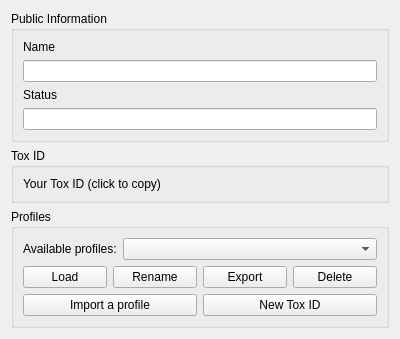
Above: src/widget/form/settings/identitysettings.ui from qTox/qTox before the change. Below: the same form after it.
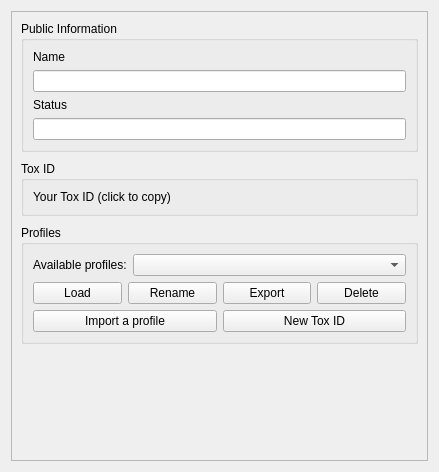
That is the form after the change. Custom widgets are drawn as their Qt base class.

```diff
--- a/src/widget/form/settings/identitysettings.ui
+++ b/src/widget/form/settings/identitysettings.ui
@@ -6,8 +6,8 @@
    <rect>
     <x>0</x>
     <y>0</y>
-    <width>400</width>
-    <height>300</height>
+    <width>439</width>
+    <height>472</height>
    </rect>
   </property>
   <property name="windowTitle">
@@ -15,6 +15,27 @@
   </property>
   <layout class="QVBoxLayout" name="verticalLayout">
    <item>
+    <widget class="QScrollArea" name="scrollArea">
+     <property name="widgetResizable">
+      <bool>true</bool>
+     </property>
+     <property name="alignment">
+      <set>Qt::AlignLeading|Qt::AlignLeft|Qt::AlignTop</set>
+     </property>
+     <widget class="QWidget" name="scrollAreaWidgetContents">
+      <property name="geometry">
+       <rect>
+        <x>0</x>
+        <y>0</y>
+        <width>419</width>
+        <height>452</height>
+       </rect>
+      </property>
+      <layout class="QVBoxLayout" name="verticalLayout_4" stretch="0,0,1">
+       <property name="spacing">
+        <number>9</number>
+       </property>
+       <item alignment="Qt::AlignTop">
     <widget class="QGroupBox" name="publicGroup">
      <property name="title">
       <string>Public Information</string>
@@ -43,7 +64,7 @@
      </layout>
     </widget>
    </item>
-   <item>
+       <item alignment="Qt::AlignTop">
     <widget class="QGroupBox" name="toxGroup">
      <property name="title">
       <string>Tox ID</string>
@@ -59,7 +80,7 @@
      </layout>
     </widget>
    </item>
-   <item>
+       <item alignment="Qt::AlignTop">
     <widget class="QGroupBox" name="profilesGroup">
      <property name="title">
       <string>Profiles</string>
@@ -142,18 +163,9 @@
      </layout>
     </widget>
    </item>
-   <item>
-    <spacer name="verticalSpacer">
-     <property name="orientation">
-      <enum>Qt::Vertical</enum>
-     </property>
-     <property name="sizeHint" stdset="0">
-      <size>
-       <width>20</width>
-       <height>40</height>
-      </size>
-     </property>
-    </spacer>
+      </layout>
+     </widget>
+    </widget>
    </item>
   </layout>
  </widget>
```
Left out of the diff: 6 changed lines with no effect on the pictures. Lines whose indentation alone changed are shown as unchanged.
